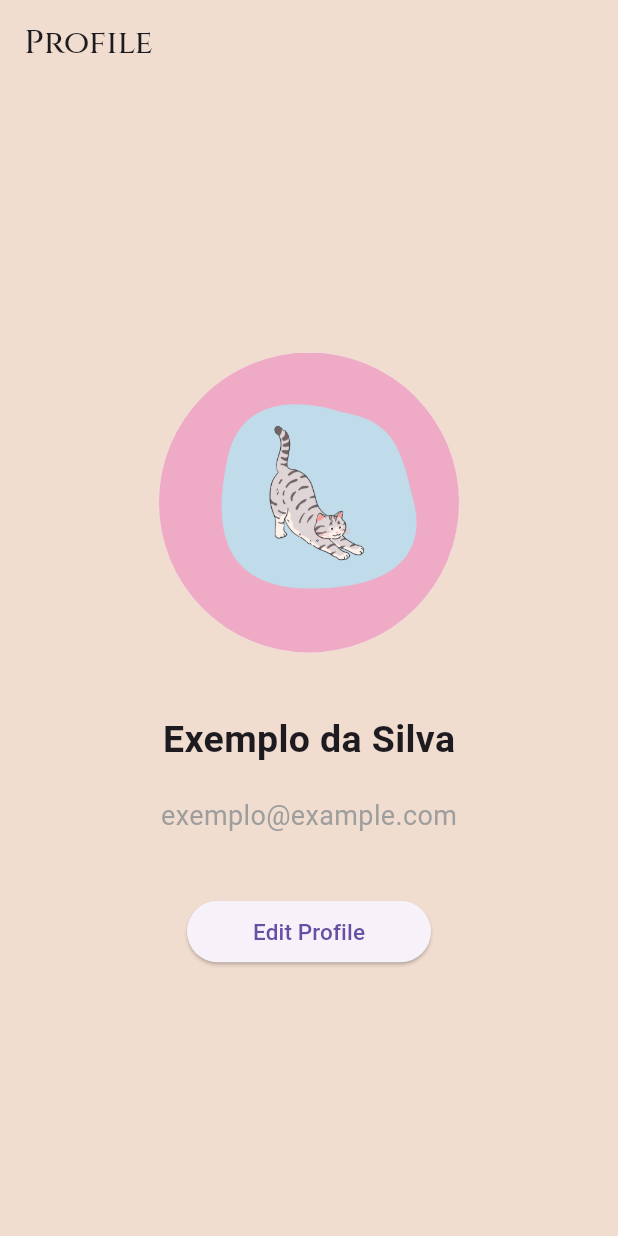
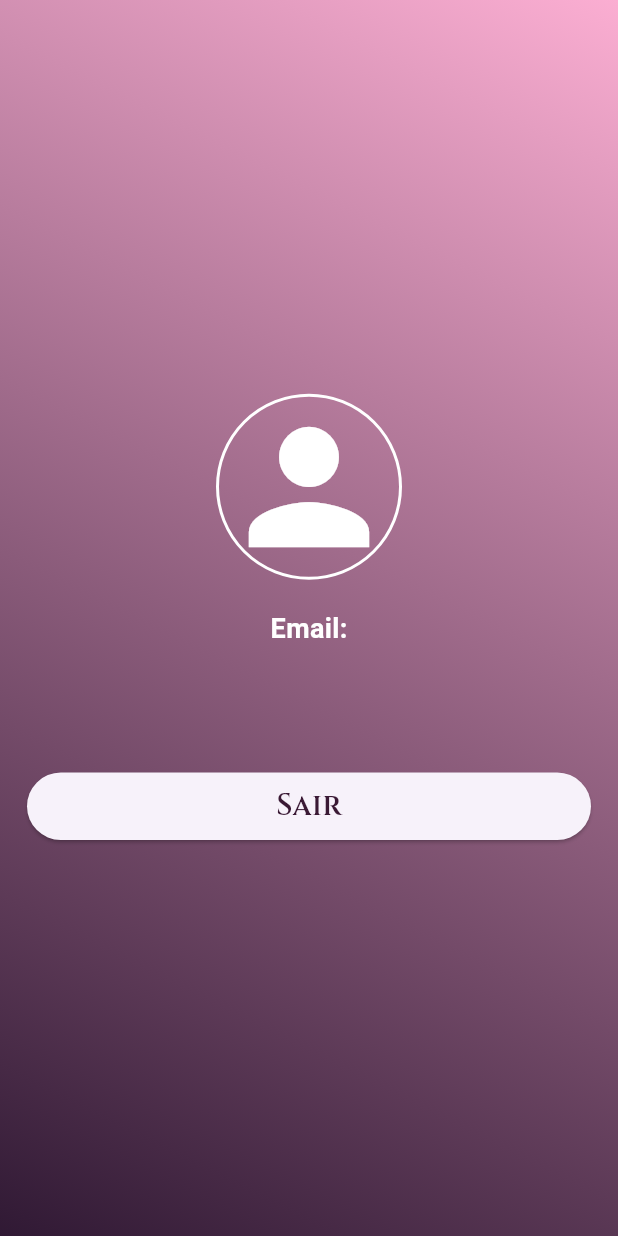
Before and after one commit to Cynder71/Clueful, a Flutter app: the ProfileScreen screen opened directly, on a phone screen of 412 x 824 dp. Run offline on Flutter 3.47's test engine with Material 3 defaults, Android fonts, the phone set to English and light mode, and no system bars; our stand-ins replace animated_bottom_navigation_bar, carousel_slider, cloud_firestore, firebase_auth, firebase_core, firebase_storage and 3 more; accounts and stored records are empty; network calls fail.

```diff
--- a/lib/main.dart
+++ b/lib/main.dart
@@ -1,4 +1,6 @@
 import 'package:flutter/material.dart';
+import 'package:flutter_app/pages/auth.dart';
+import 'package:flutter_app/pages/login_screen.dart';
 import 'package:flutter_app/pages/navigation_page.dart';
 import 'package:firebase_core/firebase_core.dart';
 import 'firebase_options.dart';
@@ -21,7 +23,7 @@ class MyApp extends StatelessWidget {
     return const MaterialApp(
       title: 'Animated Bottom Bar',
       debugShowCheckedModeBanner: false,
-      home: NavigationPage(),
+      home: AuthPage(),
     );
   }
 }
--- a/lib/pages/profile_screen.dart
+++ b/lib/pages/profile_screen.dart
@@ -1,64 +1,104 @@
+import 'package:firebase_auth/firebase_auth.dart';
 import 'package:flutter/material.dart';
+import 'package:flutter_app/pages/sign_up_screen.dart';
 import 'package:google_fonts/google_fonts.dart';
 
-class ProfileScreen extends StatelessWidget {
-  const ProfileScreen({Key? key}) : super(key: key);
+class ProfileScreen extends StatefulWidget {
+  const ProfileScreen({Key? key});
+
+  @override
+  State<ProfileScreen> createState() => _ProfileState();
+}
+
+class _ProfileState extends State<ProfileScreen> {
+  final user = FirebaseAuth.instance.currentUser;
 
   @override
   Widget build(BuildContext context) {
-    return Scaffold(
-      backgroundColor: const Color.fromARGB(255, 241, 221, 207),
-      appBar: AppBar(
-        backgroundColor: const Color.fromARGB(255, 241, 221, 207),
-        title: Text(
-          'Profile',
-          style: GoogleFonts.cinzel(
-            fontWeight: FontWeight.w500
-          ),
-          ),
+    return Container(
+      decoration: const BoxDecoration(
+        gradient: LinearGradient(
+          begin: Alignment.bottomLeft,
+          end: Alignment.topRight,
+          colors: [Color.fromARGB(255, 48, 25, 52), Color.fromARGB(255, 251, 174, 210)],
+        ),
       ),
-      body: Center(
+      child: Scaffold(
+        backgroundColor: Colors.transparent,
+        body: _page(),
+      ),
+    );
+  }
+
+  Widget _page() {
+    return Padding(
+      padding: const EdgeInsets.all(18.0),
+      child: Center(
         child: Column(
-          crossAxisAlignment: CrossAxisAlignment.center,
           mainAxisAlignment: MainAxisAlignment.center,
           children: [
-            const CircleAvatar(
-              radius: 100,
-              backgroundImage: AssetImage('images/Cat.png'),
-            ),
-            const SizedBox(height: 40),
-            const Text(
-              'Exemplo da Silva',
-              style: TextStyle(
-                fontSize: 25,
-                fontWeight: FontWeight.bold,
-              ),
-            ),
+            _icon(),
             const SizedBox(height: 20),
-            const Text(
-              'exemplo@example.com',
-              style: TextStyle(
-                fontSize: 18,
-                color: Colors.grey,
-              ),
-            ),
-            const SizedBox(height: 40),
-            ElevatedButton(
-              onPressed: () {
-              },
-              child: const Padding(
-                padding: EdgeInsets.symmetric(horizontal: 20, vertical: 10),
-                child: Text(
-                  'Edit Profile',
-                  style: TextStyle(
-                    fontSize: 15,
-                  ),
-                ),
-              ),
-            ),
+            _info(),
+            const SizedBox(height: 50),
+            _logoutButton(),
           ],
         ),
       ),
     );
   }
+
+  Widget _icon() {
+    return Container(
+      decoration: BoxDecoration(
+        border: Border.all(color: Colors.white, width: 2),
+        shape: BoxShape.circle,
+      ),
+      child: const Icon(Icons.person, color: Colors.white, size: 120),
+    );
+  }
+
+  Widget _info() {
+    return Column(
+      children: [
+        Text(
+          "Email:",
+          style: TextStyle(color: Colors.white, fontSize: 18, fontWeight: FontWeight.bold),
+        ),
+        const SizedBox(height: 8),
+        Text(
+          user!.email ?? "",
+          style: TextStyle(color: Colors.white, fontSize: 16),
+        ),
+      ],
+    );
+  }
+
+  Widget _logoutButton() {
+    return ElevatedButton(
+      onPressed: () {
+        _signOut();
+      },
+      style: ElevatedButton.styleFrom(
+        shape: const StadiumBorder(),
+        padding: const EdgeInsets.symmetric(vertical: 8),
+      ),
+      child: SizedBox(
+        width: double.infinity,
+        child: Text(
+          "Sair",
+          textAlign: TextAlign.center,
+          style: GoogleFonts.cinzel(
+            fontSize: 20,
+            fontWeight: FontWeight.w600,
+            color: const Color.fromARGB(255, 58, 25, 52),
+          ),
+        ),
+      ),
+    );
+  }
+
+  void _signOut() {
+    FirebaseAuth.instance.signOut();
+  }
 }
--- a/pubspec.yaml
+++ b/pubspec.yaml
@@ -44,6 +44,7 @@ dependencies:
   carousel_slider: ^4.2.1
   draggable_widget: ^2.0.0
   table_calendar: ^3.1.2
+  firebase_auth: ^5.1.1
 
 dev_dependencies:
   flutter_test:
```
Also changed, not shown: lib/pages/auth.dart (added, +27 -0 lines), lib/pages/login_screen.dart (added, +155 -0 lines), lib/pages/sign_up_screen.dart (added, +126 -0 lines), pubspec.lock, 4 other files.
